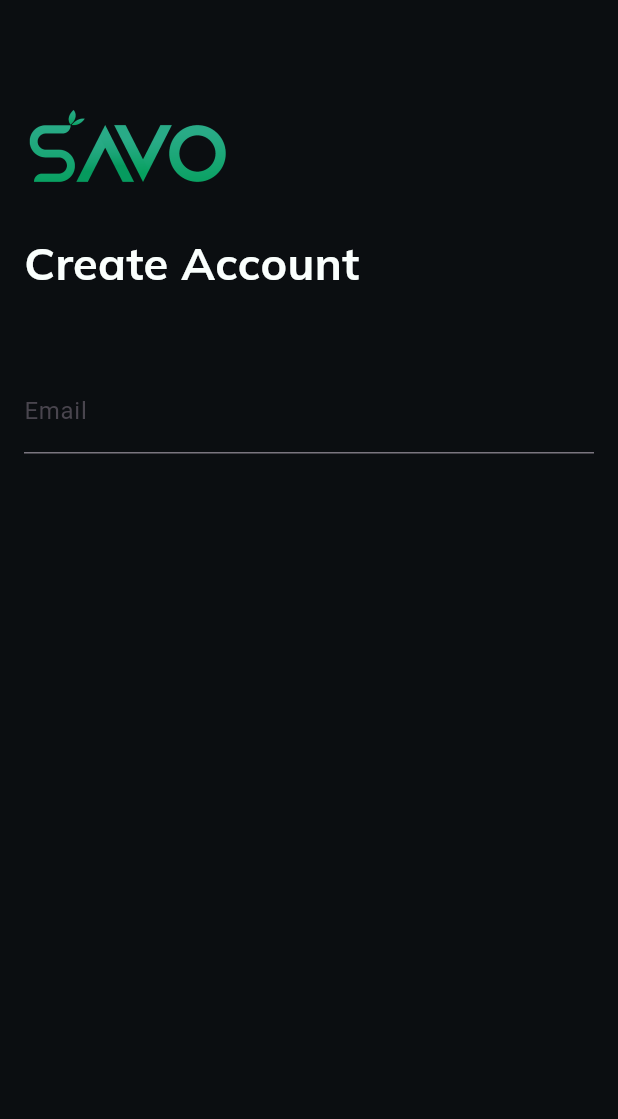
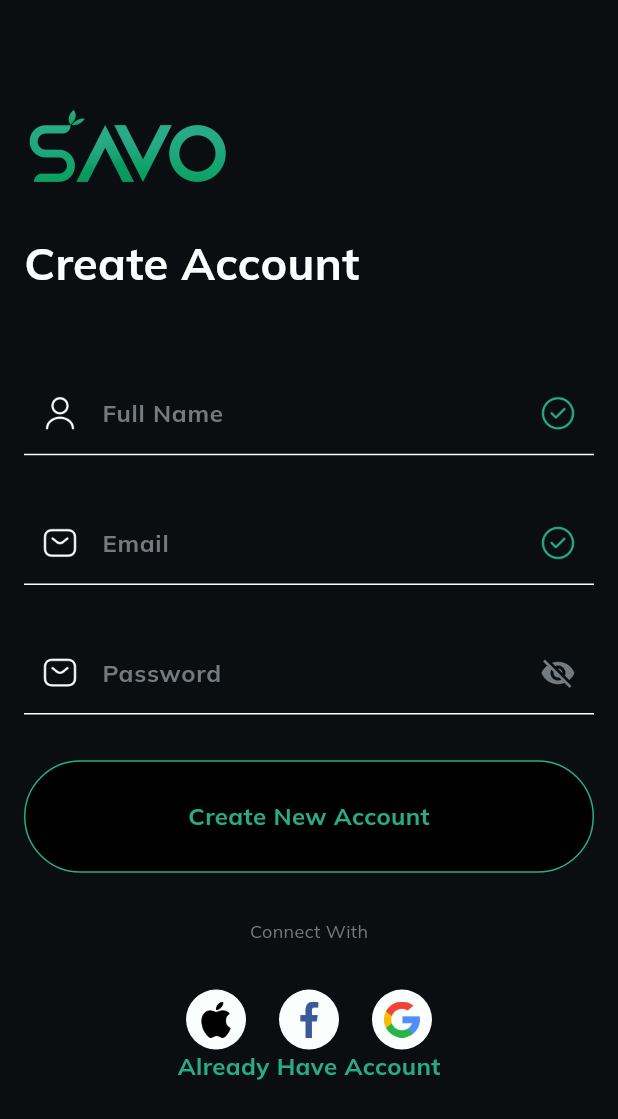
Before and after one commit to Engr-Awais-Ahmad/MVVM_Structure, a Flutter app: the screen it shows after launch, on a phone screen of 412 x 824 dp. Shown: the top 1119 px of the screen. Run offline on Flutter 3.47's test engine with Material 3 defaults, Android fonts, the light colour scheme and no system bars; our stand-ins replace flutter_screenutil, google_fonts.

Commit message:
LoginScreen || CustomButtons || authFieldDec

```diff
--- /dev/null
+++ b/lib/core/constant/auth_field_decoration.dart
@@ -0,0 +1,26 @@
+import 'package:flutter/material.dart';
+import 'package:mvvm_app/core/constant/colors.dart';
+import 'package:mvvm_app/core/constant/text_style.dart';
+
+final authFieldDecoration = InputDecoration(
+  labelText: "Email",
+  labelStyle: style16.copyWith(color: Color(0xff737B80)),
+  border: const UnderlineInputBorder(
+    borderSide: BorderSide(width: 1, color: whiteColor),
+  ),
+  errorBorder: const UnderlineInputBorder(
+    borderSide: BorderSide(color: whiteColor, width: 1),
+  ),
+  enabledBorder: const UnderlineInputBorder(
+    borderSide: BorderSide(color: whiteColor, width: 1),
+  ),
+  disabledBorder: const UnderlineInputBorder(
+    borderSide: BorderSide(color: whiteColor, width: 1),
+  ),
+  focusedErrorBorder: const UnderlineInputBorder(
+    borderSide: BorderSide(color: whiteColor, width: 1),
+  ),
+  focusedBorder: const UnderlineInputBorder(
+    borderSide: BorderSide(color: whiteColor, width: 1),
+  ),
+);
--- a/lib/core/constant/colors.dart
+++ b/lib/core/constant/colors.dart
@@ -1,12 +1,10 @@
 import 'package:flutter/material.dart';
 
-const Color mainColor = Color(0xffD6B99E);
-const Color redishColor = Color(0xffE78377);
-const Color greyColor = Color(0xff888888);
 const Color blackColor = Color(0xff0B0E11);
 const Color greenColor = Color(0xff28AB86);
 const Color lightGreenColor = Color(0xff02C778);
 const Color whiteColor = Color(0xffFAFFFD);
+const Color greyColor = Color(0xff737B80);
 LinearGradient linearGradient = const LinearGradient(
   colors: [greenColor, lightGreenColor],
 );
--- a/lib/core/constant/strings.dart
+++ b/lib/core/constant/strings.dart
@@ -1,3 +1,3 @@
 const staticAssets = "assets/static_assets";
 const dynamicAssets = "assets/dynamic_assets";
-const iconsAssets = "assets/icons_assets";
+const iconAssets = "assets/icon_assets";
--- a/lib/core/constant/text_style.dart
+++ b/lib/core/constant/text_style.dart
@@ -9,3 +9,13 @@ TextStyle style30 = GoogleFonts.mulish(
   color: whiteColor,
   fontWeight: FontWeight.bold,
 );
+TextStyle style16 = GoogleFonts.mulish(
+  fontSize: 16,
+  color: whiteColor,
+  fontWeight: FontWeight.bold,
+);
+TextStyle style12 = GoogleFonts.mulish(
+  fontSize: 12,
+  color: whiteColor,
+  fontWeight: FontWeight.w400,
+);
--- a/lib/main.dart
+++ b/lib/main.dart
@@ -1,11 +1,17 @@
 import 'package:flutter/material.dart';
+import 'package:flutter_screenutil/flutter_screenutil.dart';
 import 'package:mvvm_app/core/constant/colors.dart';
 // ignore: unused_import
 import 'package:mvvm_app/ui/screens/home/home_screen.dart';
 import 'package:mvvm_app/ui/screens/splash_screen.dart';
 
 void main() {
-  runApp(const MyApp());
+  runApp(
+    ScreenUtilInit(
+      designSize: Size(375, 812),
+      builder: (context, child) => MyApp(),
+    ),
+  );
 }
 
 class MyApp extends StatelessWidget {
--- /dev/null
+++ b/lib/ui/custom_widgets/buttons/custom_button.dart
@@ -0,0 +1,39 @@
+// ignore_for_file: must_be_immutable
+
+import 'package:flutter/material.dart';
+import 'package:mvvm_app/core/constant/colors.dart';
+import 'package:mvvm_app/core/constant/text_style.dart';
+
+class CustomButton extends StatelessWidget {
+  VoidCallback? onTap;
+  String? text;
+  Color? boxColor;
+  Color? textColor;
+  CustomButton({
+    super.key,
+    this.boxColor,
+    this.text,
+    this.textColor,
+    required this.onTap,
+  });
+
+  @override
+  Widget build(BuildContext context) {
+    return GestureDetector(
+      onTap: onTap,
+      child: Container(
+        alignment: Alignment.center,
+        padding: const EdgeInsets.all(25),
+        decoration: BoxDecoration(
+          border: Border.all(width: 1, color: greenColor),
+          color: boxColor ?? greenColor,
+          borderRadius: BorderRadius.circular(50),
+        ),
+        child: Text(
+          text ?? "Create Account",
+          style: style16.copyWith(color: textColor ?? whiteColor),
+        ),
+      ),
+    );
+  }
+}
--- /dev/null
+++ b/lib/ui/custom_widgets/buttons/social_button.dart
@@ -0,0 +1,17 @@
+import 'package:flutter/material.dart';
+import 'package:mvvm_app/core/constant/colors.dart';
+
+// ignore: must_be_immutable
+class SocialButton extends StatelessWidget {
+  VoidCallback? onTap;
+  Image? assetImage;
+  SocialButton({super.key, required this.onTap, required this.assetImage});
+
+  @override
+  Widget build(BuildContext context) {
+    return GestureDetector(
+      onTap: onTap,
+      child: CircleAvatar(backgroundColor: whiteColor, child: assetImage),
+    );
+  }
+}
--- a/lib/ui/custom_widgets/custom_box.dart
+++ b/lib/ui/custom_widgets/custom_box.dart
@@ -1,6 +1,6 @@
 import 'package:flutter/material.dart';
 
-// ignore: must_be_immutable
+// ignore: must_be_immutable, camel_case_types
 class selectBox extends StatelessWidget {
   VoidCallback? onTap;
   Color? color;
--- a/lib/ui/screens/auth/login/login_screen.dart
+++ b/lib/ui/screens/auth/login/login_screen.dart
@@ -1,14 +1,23 @@
 import 'package:flutter/material.dart';
+import 'package:flutter_screenutil/flutter_screenutil.dart';
+import 'package:mvvm_app/core/constant/auth_field_decoration.dart';
 import 'package:mvvm_app/core/constant/colors.dart';
 import 'package:mvvm_app/core/constant/strings.dart';
 import 'package:mvvm_app/core/constant/text_style.dart';
+import 'package:mvvm_app/ui/custom_widgets/buttons/custom_button.dart';
+import 'package:mvvm_app/ui/custom_widgets/buttons/social_button.dart';
+import 'package:mvvm_app/ui/screens/auth/login/login_view_model.dart';
+import 'package:provider/provider.dart';
 
 class LoginScreen extends StatelessWidget {
   const LoginScreen({super.key});
 
   @override
   Widget build(BuildContext context) {
-    return Scaffold(
+    return ChangeNotifierProvider(
+      create: (context) => LoginViewModel(),
+      child: Consumer<LoginViewModel>(
+        builder: (context, model, child) => Scaffold(
           appBar: AppBar(backgroundColor: blackColor),
 
           ///
@@ -19,13 +28,127 @@ class LoginScreen extends StatelessWidget {
             child: Column(
               mainAxisAlignment: MainAxisAlignment.start,
               crossAxisAlignment: CrossAxisAlignment.start,
+              children: <Widget>[
+                Image.asset("$staticAssets/app_logo.png", scale: 6),
+                30.verticalSpace,
+                Text("Create Account", style: style30),
+                50.verticalSpace,
+                TextFormField(
+                  style: style16,
+                  decoration: authFieldDecoration.copyWith(
+                    labelText: "Full Name",
+                    suffixIcon: Image.asset(
+                      "$iconAssets/tick-circle.png",
+                      scale: 4,
+                    ),
+                    prefixIcon: Image.asset("$iconAssets/user.png", scale: 4),
+                  ),
+                ),
+                30.verticalSpace,
+
+                ///
+                /// Email
+                ///
+                TextFormField(
+                  style: style16,
+                  decoration: authFieldDecoration.copyWith(
+                    labelText: "Email",
+                    suffixIcon: Image.asset(
+                      "$iconAssets/tick-circle.png",
+                      scale: 4,
+                    ),
+                    prefixIcon: Image.asset("$iconAssets/email.png", scale: 4),
+                  ),
+                ),
+                30.verticalSpace,
+
+                ///
+                /// Password
+                ///
+                TextFormField(
+                  style: style16,
+                  obscureText: model.isSelect,
+                  decoration: authFieldDecoration.copyWith(
+                    labelText: "Password",
+                    suffixIcon: GestureDetector(
+                      onTap: () {
+                        model.onClick();
+                      },
+                      child: Icon(
+                        model.isSelect
+                            ? Icons.visibility_off
+                            : Icons.visibility,
+                        color: greyColor,
+                      ),
+                    ),
+                    prefixIcon: Image.asset("$iconAssets/email.png", scale: 4),
+                  ),
+                ),
+                30.verticalSpace,
+
+                ///
+                /// Custom Button
+                ///
+                CustomButton(
+                  text: "Create New Account",
+                  onTap: () {},
+                  boxColor: Colors.black,
+                  textColor: greenColor,
+                ),
+                30.verticalSpace,
+
+                Center(
+                  child: Text(
+                    "Connect With",
+                    style: style12.copyWith(color: greyColor),
+                  ),
+                ),
+                30.verticalSpace,
+
+                ///
+                /// Social Button
+                ///
+                Row(
+                  mainAxisAlignment: MainAxisAlignment.center,
+                  crossAxisAlignment: CrossAxisAlignment.center,
                   children: [
-            Image.asset("$staticAssets/app_logo.png", scale: 6),
-            SizedBox(height: 30),
-            Text("Create Account", style: style30),
-            SizedBox(height: 50),
-            TextFormField(decoration: InputDecoration(labelText: "Email")),
+                    SocialButton(
+                      onTap: () {},
+                      assetImage: Image.asset(
+                        "$iconAssets/apple.png",
+                        height: 24,
+                        width: 24,
+                      ),
+                    ),
+                    20.horizontalSpace,
+                    SocialButton(
+                      onTap: () {},
+                      assetImage: Image.asset(
+                        "$iconAssets/facebook.png",
+                        height: 24,
+                        width: 24,
+                      ),
+                    ),
+                    20.horizontalSpace,
+                    SocialButton(
+                      onTap: () {},
+                      assetImage: Image.asset(
+                        "$iconAssets/google.png",
+                        height: 24,
+                        width: 24,
+                      ),
+                    ),
                   ],
+                ),
+                Center(
+                  child: Text(
+                    "Already Have Account",
+                    style: style16.copyWith(color: greenColor),
+                  ),
+                ),
+              ],
+            ),
+          ),
         ),
       ),
     );
--- a/lib/ui/screens/auth/login/login_view_model.dart
+++ b/lib/ui/screens/auth/login/login_view_model.dart
@@ -1,3 +1,10 @@
 import 'package:mvvm_app/core/view_model/base_view_model.dart';
 
-class LoginViewModel extends BaseViewModel {}
+class LoginViewModel extends BaseViewModel {
+  bool isSelect = true;
+
+  onClick() {
+    isSelect = !isSelect;
+    notifyListeners();
+  }
+}
--- a/pubspec.yaml
+++ b/pubspec.yaml
@@ -28,6 +28,7 @@ environment:
 # the latest version available on pub.dev. To see which dependencies have newer
 # versions available, run `flutter pub outdated`.
 dependencies:
+  flutter_screenutil: ^5.9.3
   flutter:
     sdk: flutter
 
@@ -63,7 +64,7 @@ flutter:
   assets:
     - assets/static_assets/
     - assets/dynamic_assets/
-    - assets/icons_assets/
+    - assets/icon_assets/
 
   # An image asset can refer to one or more resolution-specific "variants", see
   # https://flutter.dev/to/resolution-aware-images
```
Also changed, not shown: assets/icon_assets/apple.png (added), assets/icon_assets/email.png (added), assets/icon_assets/facebook.png (added), assets/icon_assets/google.png (added), assets/icon_assets/tick-circle.png (added), assets/icon_assets/user.png (added), pubspec.lock. Lines whose indentation alone changed are shown as unchanged.
